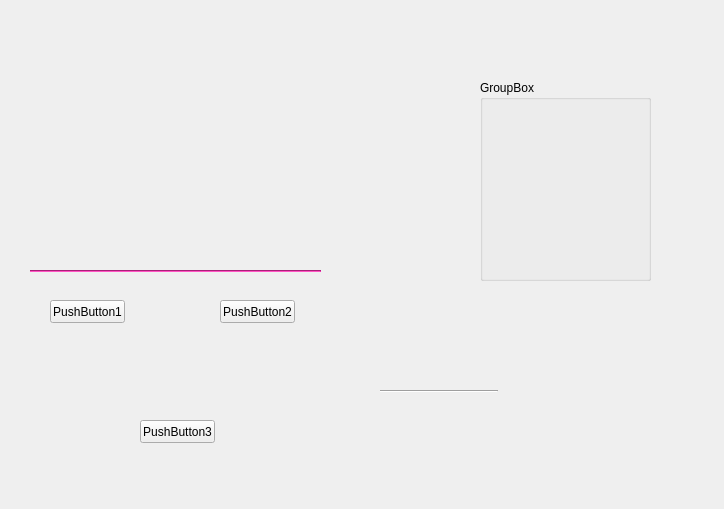
The window that VideoAbstract_QTver/VideoAbstract_QTver/VideoAbstract_QTver/videoabstract_qtver.ui (ronnyMakhuddin/motion-detect-tiqu) describes before a commit, drawn with Qt 5.
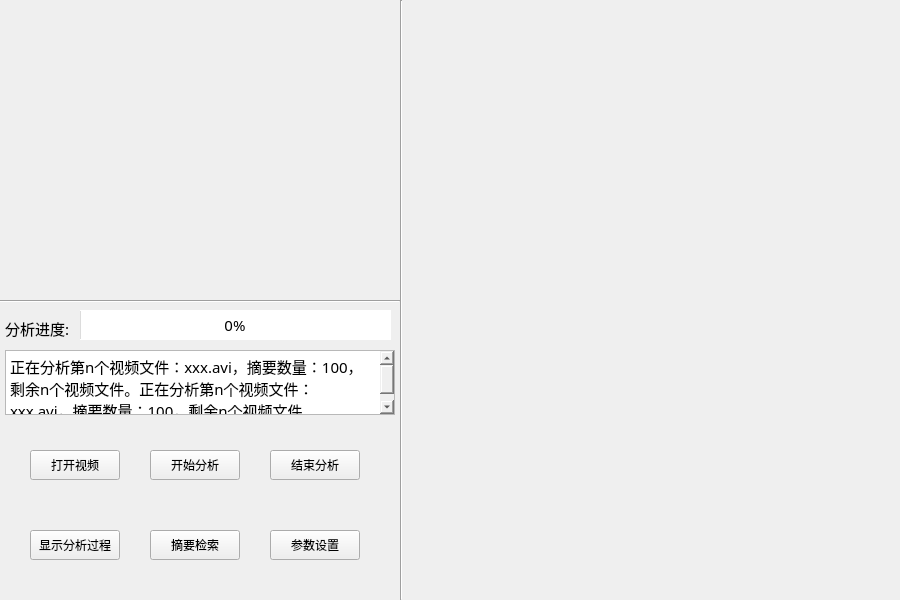
The same window after the commit. Icons and pictures are not drawn.

The edit to the form file:
```diff
--- a/VideoAbstract_QTver/VideoAbstract_QTver/VideoAbstract_QTver/videoabstract_qtver.ui
+++ b/VideoAbstract_QTver/VideoAbstract_QTver/VideoAbstract_QTver/videoabstract_qtver.ui
@@ -6,14 +6,14 @@
    <rect>
     <x>0</x>
     <y>0</y>
-    <width>724</width>
-    <height>509</height>
+    <width>900</width>
+    <height>600</height>
    </rect>
   </property>
   <property name="minimumSize">
    <size>
-    <width>500</width>
-    <height>500</height>
+    <width>900</width>
+    <height>600</height>
    </size>
   </property>
   <property name="windowTitle">
@@ -25,188 +25,199 @@
   <widget class="QWidget" name="widget" native="true">
    <property name="geometry">
     <rect>
-     <x>10</x>
-     <y>270</y>
-     <width>331</width>
-     <height>231</height>
+     <x>0</x>
+     <y>300</y>
+     <width>400</width>
+     <height>300</height>
     </rect>
    </property>
+   <property name="font">
+    <font>
+     <family>宋体</family>
+     <pointsize>11</pointsize>
+    </font>
+   </property>
    <property name="styleSheet">
     <string notr="true">border-color: rgb(158, 151, 255);</string>
    </property>
    <widget class="QPushButton" name="pushButton">
     <property name="geometry">
      <rect>
-      <x>40</x>
-      <y>30</y>
-      <width>75</width>
-      <height>23</height>
+      <x>30</x>
+      <y>150</y>
+      <width>90</width>
+      <height>30</height>
      </rect>
     </property>
     <property name="text">
-     <string>PushButton1</string>
+     <string>打开视频</string>
     </property>
    </widget>
    <widget class="QPushButton" name="pushButton_2">
     <property name="geometry">
      <rect>
-      <x>210</x>
-      <y>30</y>
-      <width>75</width>
-      <height>23</height>
+      <x>270</x>
+      <y>230</y>
+      <width>90</width>
+      <height>30</height>
      </rect>
     </property>
     <property name="text">
-     <string>PushButton2</string>
+     <string>参数设置</string>
     </property>
    </widget>
    <widget class="QPushButton" name="pushButton_3">
     <property name="geometry">
      <rect>
-      <x>130</x>
+      <x>150</x>
       <y>150</y>
-      <width>75</width>
-      <height>23</height>
+      <width>90</width>
+      <height>30</height>
      </rect>
     </property>
     <property name="styleSheet">
      <string notr="true">border-color: rgb(255, 0, 0);</string>
     </property>
     <property name="text">
-     <string>PushButton3</string>
+     <string>开始分析</string>
     </property>
    </widget>
-   <widget class="Line" name="line">
+   <widget class="QProgressBar" name="progress_bar">
     <property name="geometry">
      <rect>
-      <x>20</x>
-      <y>0</y>
-      <width>291</width>
-      <height>2</height>
+      <x>80</x>
+      <y>10</y>
+      <width>311</width>
+      <height>30</height>
      </rect>
     </property>
-    <property name="palette">
-     <palette>
-      <active>
-       <colorrole role="Button">
-        <brush brushstyle="SolidPattern">
-         <color alpha="255">
-          <red>255</red>
-          <green>46</green>
-          <blue>182</blue>
-         </color>
-        </brush>
-       </colorrole>
-       <colorrole role="Base">
-        <brush brushstyle="SolidPattern">
-         <color alpha="255">
-          <red>255</red>
-          <green>46</green>
-          <blue>182</blue>
-         </color>
-        </brush>
-       </colorrole>
-       <colorrole role="Window">
-        <brush brushstyle="SolidPattern">
-         <color alpha="255">
-          <red>255</red>
-          <green>46</green>
-          <blue>182</blue>
-         </color>
-        </brush>
-       </colorrole>
-      </active>
-      <inactive>
-       <colorrole role="Button">
-        <brush brushstyle="SolidPattern">
-         <color alpha="255">
-          <red>255</red>
-          <green>46</green>
-          <blue>182</blue>
-         </color>
-        </brush>
-       </colorrole>
-       <colorrole role="Base">
-        <brush brushstyle="SolidPattern">
-         <color alpha="255">
-          <red>255</red>
-          <green>46</green>
-          <blue>182</blue>
-         </color>
-        </brush>
-       </colorrole>
-       <colorrole role="Window">
-        <brush brushstyle="SolidPattern">
-         <color alpha="255">
-          <red>255</red>
-          <green>46</green>
-          <blue>182</blue>
-         </color>
-        </brush>
-       </colorrole>
-      </inactive>
-      <disabled>
-       <colorrole role="Button">
-        <brush brushstyle="SolidPattern">
-         <color alpha="255">
-          <red>255</red>
-          <green>46</green>
-          <blue>182</blue>
-         </color>
-        </brush>
-       </colorrole>
-       <colorrole role="Base">
-        <brush brushstyle="SolidPattern">
-         <color alpha="255">
-          <red>255</red>
-          <green>46</green>
-          <blue>182</blue>
-         </color>
-        </brush>
-       </colorrole>
-       <colorrole role="Window">
-        <brush brushstyle="SolidPattern">
-         <color alpha="255">
-          <red>255</red>
-          <green>46</green>
-          <blue>182</blue>
-         </color>
-        </brush>
-       </colorrole>
-      </disabled>
-     </palette>
+    <property name="font">
+     <font>
+      <family>Agency FB</family>
+      <pointsize>11</pointsize>
+     </font>
     </property>
-    <property name="styleSheet">
-     <string notr="true">
-background-color: rgb(255, 46, 182);</string>
+    <property name="value">
+     <number>0</number>
     </property>
-    <property name="orientation">
-     <enum>Qt::Horizontal</enum>
+    <property name="alignment">
+     <set>Qt::AlignCenter</set>
     </property>
    </widget>
+   <widget class="QLabel" name="progress_label">
+    <property name="geometry">
+     <rect>
+      <x>5</x>
+      <y>13</y>
+      <width>70</width>
+      <height>30</height>
+     </rect>
+    </property>
+    <property name="font">
+     <font>
+      <family>宋体</family>
+      <pointsize>11</pointsize>
+     </font>
+    </property>
+    <property name="text">
+     <string>分析进度:</string>
+    </property>
+    <property name="alignment">
+     <set>Qt::AlignJustify|Qt::AlignVCenter</set>
+    </property>
+   </widget>
+   <widget class="QPushButton" name="end_button">
+    <property name="geometry">
+     <rect>
+      <x>270</x>
+      <y>150</y>
+      <width>90</width>
+      <height>30</height>
+     </rect>
+    </property>
+    <property name="text">
+     <string>结束分析</string>
+    </property>
+   </widget>
+   <widget class="QPushButton" name="search_button">
+    <property name="geometry">
+     <rect>
+      <x>150</x>
+      <y>230</y>
+      <width>90</width>
+      <height>30</height>
+     </rect>
+    </property>
+    <property name="text">
+     <string>摘要检索</string>
+    </property>
+   </widget>
+   <widget class="QTextBrowser" name="progress_info">
+    <property name="geometry">
+     <rect>
+      <x>5</x>
+      <y>50</y>
+      <width>390</width>
+      <height>65</height>
+     </rect>
+    </property>
+    <property name="font">
+     <font>
+      <family>宋体</family>
+      <pointsize>11</pointsize>
+     </font>
+    </property>
+    <property name="frameShadow">
+     <enum>QFrame::Sunken</enum>
+    </property>
+    <property name="html">
+     <string>&lt;!DOCTYPE HTML PUBLIC &quot;-//W3C//DTD HTML 4.0//EN&quot; &quot;http://www.w3.org/TR/REC-html40/strict.dtd&quot;&gt;
+&lt;html&gt;&lt;head&gt;&lt;meta name=&quot;qrichtext&quot; content=&quot;1&quot; /&gt;&lt;style type=&quot;text/css&quot;&gt;
+p, li { white-space: pre-wrap; }
+&lt;/style&gt;&lt;/head&gt;&lt;body style=&quot; font-family:'宋体'; font-size:11pt; font-weight:400; font-style:normal;&quot;&gt;
+&lt;p style=&quot; margin-top:0px; margin-bottom:0px; margin-left:0px; margin-right:0px; -qt-block-indent:0; text-indent:0px;&quot;&gt;&lt;span style=&quot; font-family:'SimSun';&quot;&gt;正在分析第n个视频文件：xxx.avi，摘要数量：100，剩余n个视频文件。正在分析第n个视频文件：xxx.avi，摘要数量：100，剩余n个视频文件。&lt;/span&gt;&lt;/p&gt;&lt;/body&gt;&lt;/html&gt;</string>
+    </property>
+   </widget>
+   <widget class="QPushButton" name="show_button">
+    <property name="geometry">
+     <rect>
+      <x>30</x>
+      <y>230</y>
+      <width>90</width>
+      <height>30</height>
+     </rect>
+    </property>
+    <property name="text">
+     <string>显示分析过程</string>
+    </property>
+   </widget>
   </widget>
-  <widget class="QGroupBox" name="groupBox">
+  <widget class="QWidget" name="left_widget_up" native="true">
    <property name="geometry">
     <rect>
-     <x>480</x>
-     <y>80</y>
-     <width>171</width>
-     <height>201</height>
+     <x>0</x>
+     <y>0</y>
+     <width>400</width>
+     <height>300</height>
     </rect>
    </property>
-   <property name="styleSheet">
-    <string notr="true">border-color: rgb(255, 103, 131);</string>
+  </widget>
+  <widget class="QWidget" name="right_widget" native="true">
+   <property name="geometry">
+    <rect>
+     <x>400</x>
+     <y>0</y>
+     <width>500</width>
+     <height>600</height>
+    </rect>
    </property>
-   <property name="title">
-    <string>GroupBox</string>
-   </property>
   </widget>
   <widget class="Line" name="line_2">
    <property name="geometry">
     <rect>
-     <x>380</x>
-     <y>390</y>
-     <width>118</width>
+     <x>0</x>
+     <y>300</y>
+     <width>400</width>
      <height>3</height>
     </rect>
    </property>
@@ -214,6 +225,19 @@
     <enum>Qt::Horizontal</enum>
    </property>
   </widget>
+  <widget class="Line" name="line_v">
+   <property name="geometry">
+    <rect>
+     <x>400</x>
+     <y>0</y>
+     <width>3</width>
+     <height>600</height>
+    </rect>
+   </property>
+   <property name="orientation">
+    <enum>Qt::Vertical</enum>
+   </property>
+  </widget>
  </widget>
  <layoutdefault spacing="6" margin="11"/>
  <resources>
```
Left out of the diff: 16 changed lines with no effect on the pictures.
